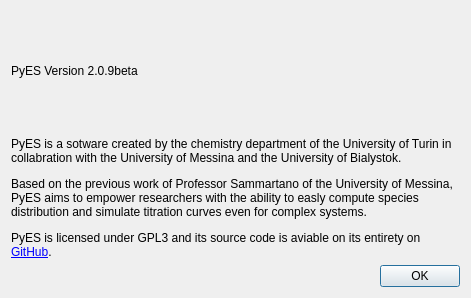
Old version of the form src/main/python/pyes/ui/PyES_about.ui in the repository PyES-software/PyES.
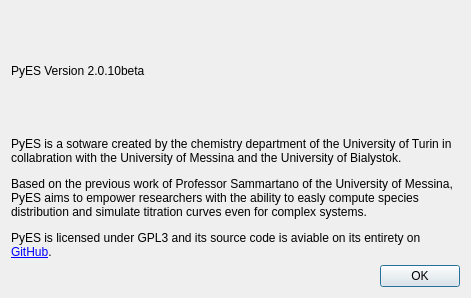
New version of the form.

Commit message: Bump to 2.0.10beta

What changed in the file:
```diff
--- a/src/main/python/pyes/ui/PyES_about.ui
+++ b/src/main/python/pyes/ui/PyES_about.ui
@@ -35,7 +35,7 @@
    <item>
     <widget class="QLabel" name="label">
      <property name="text">
-      <string>PyES Version 2.0.9beta</string>
+      <string>PyES Version 2.0.10beta</string>
      </property>
     </widget>
    </item>
```
The commit also changes 4 other files.
